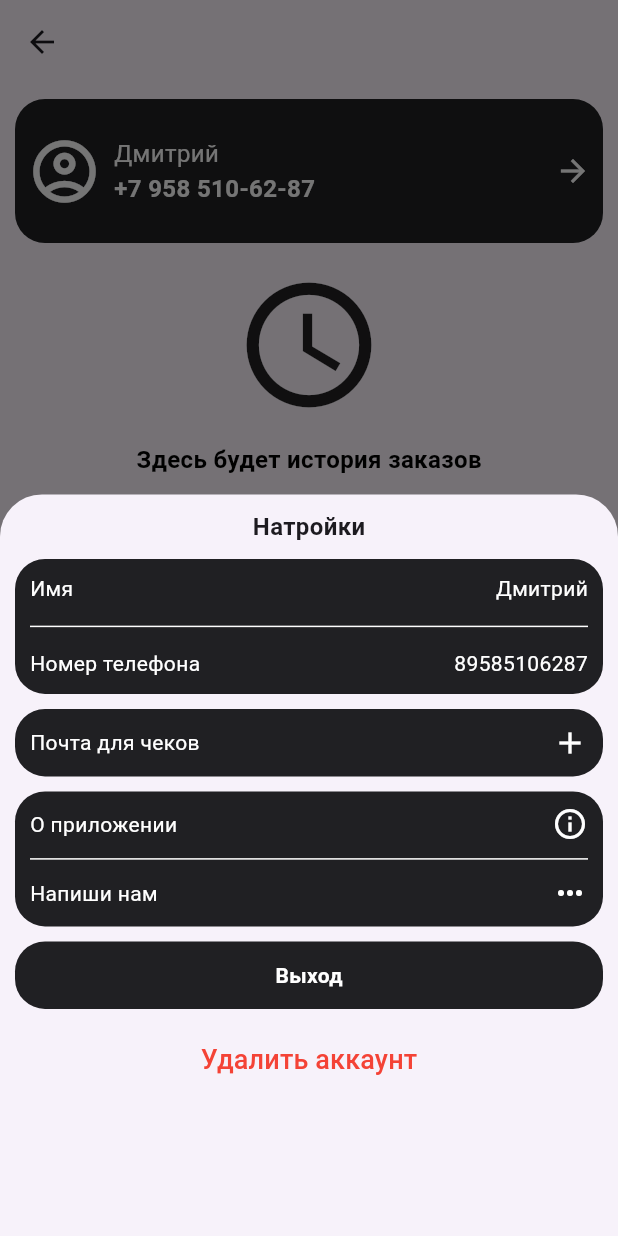
After one commit to domon1/coffee-maker-client, a Flutter app: the ProfilePage screen opened by its route, after a tap on the "arrow forward" icon, on a phone screen of 412 x 824 dp. The commit adds this screen. Run offline on Flutter 3.47's test engine with Material 3 defaults, Android fonts, the phone set to English and light mode, and no system bars.

Commit message:
feat: Добавление страницы настроек

```diff
--- a/lib/features/appbar/coffee_maker_appbar.dart
+++ b/lib/features/appbar/coffee_maker_appbar.dart
@@ -1,5 +1,6 @@
 import 'package:coffe_maker_project/features/menu_strip/menu_strip.dart';
 import 'package:coffe_maker_project/features/pages/profile_page/profile_page.dart';
+import 'package:coffe_maker_project/features/pages/profile_page/settings_page.dart';
 import 'package:flutter/material.dart';
 
 class CoffeeMakerAppbar extends StatefulWidget implements PreferredSizeWidget {
--- a/lib/features/pages/profile_page/profile_page.dart
+++ b/lib/features/pages/profile_page/profile_page.dart
@@ -1,3 +1,4 @@
+import 'package:coffe_maker_project/features/pages/profile_page/settings_page.dart';
 import 'package:flutter/material.dart';
 
 class ProfilePage extends StatefulWidget {
@@ -26,8 +27,8 @@ class _ProfilePageState extends State<ProfilePage> {
                   decoration: const BoxDecoration(
                       color: Color.fromARGB(255, 32, 32, 35),
                       borderRadius: BorderRadius.all(Radius.circular(20))),
-                  child: const Padding(
-                    padding: EdgeInsets.all(8.0),
+                  child: Padding(
+                    padding: const EdgeInsets.all(8.0),
                     child: SizedBox(
                       width: double.infinity,
                       height: 80,
@@ -35,7 +36,7 @@ class _ProfilePageState extends State<ProfilePage> {
                         mainAxisAlignment: MainAxisAlignment.spaceBetween,
                         crossAxisAlignment: CrossAxisAlignment.center,
                         children: [
-                          SizedBox(
+                          const SizedBox(
                             child: Row(
                               children: [
                                 Icon(
@@ -70,8 +71,25 @@ class _ProfilePageState extends State<ProfilePage> {
                               ],
                             ),
                           ),
-                          SizedBox(
-                            child: Icon(Icons.arrow_forward_outlined, color: Colors.white,),
+                          InkWell(
+                            onTap: () {
+                              showModalBottomSheet(
+                                isScrollControlled: true,
+                                context: context,
+                                builder: (BuildContext context) {
+                                  return const FractionallySizedBox(
+                                    heightFactor: 0.6,
+                                    child: SettingsPage(),
+                                  );
+                                },
+                              );
+                            },
+                            child: const SizedBox(
+                              child: Icon(
+                                Icons.arrow_forward_outlined,
+                                color: Colors.white,
+                              ),
+                            ),
                           )
                         ],
                       ),
@@ -105,10 +123,10 @@ class _ProfilePageState extends State<ProfilePage> {
                     TextButton(
                       onPressed: () {},
                       style: const ButtonStyle(
-                        backgroundColor:
-                            WidgetStatePropertyAll<Color>(Colors.blue),
-                            padding: WidgetStatePropertyAll(EdgeInsets.symmetric(horizontal: 40, vertical: 10))
-                      ),
+                          backgroundColor:
+                              WidgetStatePropertyAll<Color>(Colors.blue),
+                          padding: WidgetStatePropertyAll(EdgeInsets.symmetric(
+                              horizontal: 40, vertical: 10))),
                       child: const Text(
                         "Заказать",
                         style: TextStyle(
--- /dev/null
+++ b/lib/features/pages/profile_page/settings_page.dart
@@ -0,0 +1,182 @@
+import 'package:flutter/material.dart';
+
+class SettingsPage extends StatelessWidget {
+  const SettingsPage({super.key});
+
+  @override
+  Widget build(BuildContext context) {
+    return SizedBox(
+      width: double.infinity,
+      height: double.infinity,
+      child: Padding(
+        padding: const EdgeInsets.symmetric(horizontal: 10, vertical: 10),
+        child: Column(
+          //crossAxisAlignment: CrossAxisAlignment.start,
+          children: [
+            const Text(
+              "Натройки",
+              style: TextStyle(fontWeight: FontWeight.bold, fontSize: 16),
+            ),
+            const SizedBox(
+              height: 10,
+            ),
+            Container(
+              height: 90,
+              width: double.infinity,
+              decoration: BoxDecoration(
+                  color: const Color.fromARGB(255, 32, 32, 35),
+                  borderRadius: BorderRadius.circular(20)),
+              child: const Padding(
+                padding: EdgeInsets.all(10),
+                child: Column(
+                  mainAxisAlignment: MainAxisAlignment.spaceBetween,
+                  children: [
+                    Row(
+                      mainAxisAlignment: MainAxisAlignment.spaceBetween,
+                      children: [
+                        Text(
+                          "Имя",
+                          style: TextStyle(color: Colors.white),
+                        ),
+                        Text(
+                          "Дмитрий",
+                          style: TextStyle(color: Colors.white),
+                        ),
+                      ],
+                    ),
+                    Divider(
+                      color: Colors.white,
+                    ),
+                    Row(
+                      mainAxisAlignment: MainAxisAlignment.spaceBetween,
+                      children: [
+                        Text(
+                          "Номер телефона",
+                          style: TextStyle(color: Colors.white),
+                        ),
+                        Text(
+                          "89585106287",
+                          style: TextStyle(color: Colors.white),
+                        ),
+                      ],
+                    )
+                  ],
+                ),
+              ),
+            ),
+            const SizedBox(
+              height: 10,
+            ),
+            Container(
+              height: 45,
+              width: double.infinity,
+              decoration: BoxDecoration(
+                  color: const Color.fromARGB(255, 32, 32, 35),
+                  borderRadius: BorderRadius.circular(20)),
+              child: const Padding(
+                padding: EdgeInsets.all(10),
+                child: Row(
+                  mainAxisAlignment: MainAxisAlignment.spaceBetween,
+                  children: [
+                    Text(
+                      "Почта для чеков",
+                      style: TextStyle(color: Colors.white),
+                    ),
+                    Icon(
+                      Icons.add_outlined,
+                      color: Colors.white,
+                    ),
+                  ],
+                ),
+              ),
+            ),
+            const SizedBox(
+              height: 10,
+            ),
+            Container(
+              height: 90,
+              width: double.infinity,
+              decoration: BoxDecoration(
+                  color: const Color.fromARGB(255, 32, 32, 35),
+                  borderRadius: BorderRadius.circular(20)),
+              child: const Padding(
+                padding: EdgeInsets.all(10),
+                child: Column(
+                  mainAxisAlignment: MainAxisAlignment.spaceBetween,
+                  children: [
+                    Row(
+                      mainAxisAlignment: MainAxisAlignment.spaceBetween,
+                      children: [
+                        Text(
+                          "О приложении",
+                          style: TextStyle(color: Colors.white),
+                        ),
+                        Icon(
+                          Icons.info_outline,
+                          color: Colors.white,
+                        ),
+                      ],
+                    ),
+                    Divider(
+                      color: Colors.white,
+                    ),
+                    Row(
+                      mainAxisAlignment: MainAxisAlignment.spaceBetween,
+                      children: [
+                        Text(
+                          "Напиши нам",
+                          style: TextStyle(color: Colors.white),
+                        ),
+                        Icon(
+                          Icons.more_horiz_outlined,
+                          color: Colors.white,
+                        ),
+                      ],
+                    )
+                  ],
+                ),
+              ),
+            ),
+            const SizedBox(
+              height: 10,
+            ),
+            Container(
+              height: 45,
+              width: double.infinity,
+              decoration: BoxDecoration(
+                  color: const Color.fromARGB(255, 32, 32, 35),
+                  borderRadius: BorderRadius.circular(20)),
+              child: const Padding(
+                padding: EdgeInsets.all(10),
+                child: Center(
+                  child: Text(
+                    "Выход",
+                    style: TextStyle(
+                        color: Colors.white, fontWeight: FontWeight.bold),
+                  ),
+                ),
+              ),
+            ),
+            const SizedBox(
+              height: 10,
+            ),
+            TextButton(
+              onPressed: () {},
+              style: const ButtonStyle(
+                  //backgroundColor: WidgetStatePropertyAll<Color>(Colors.red),
+                  padding: WidgetStatePropertyAll(
+                      EdgeInsets.symmetric(horizontal: 40, vertical: 10))),
+              child: const Text(
+                "Удалить аккаунт",
+                style: TextStyle(
+                  color: Colors.red,
+                  fontSize: 18,
+                ),
+              ),
+            )
+          ],
+        ),
+      ),
+    );
+  }
+}
```
